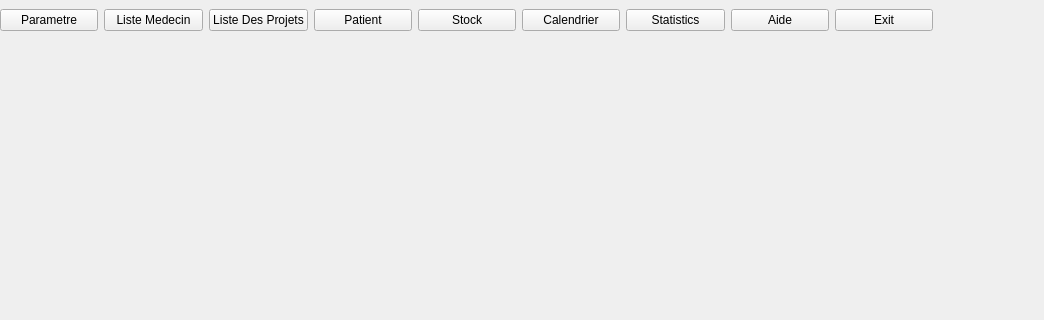
The window that mainwindow.ui (ProjetCPP-S2-2A15/projetcpp2a15-vaccicare) describes before a commit, drawn with Qt 5; both pictures show x 0 to 1044 and y 0 to 320 of the 1196 by 727 pixel window.
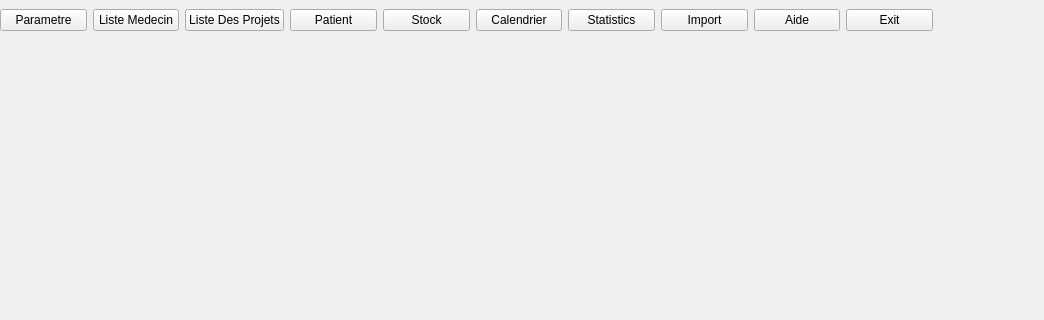
The same window after the commit.

```diff
--- a/mainwindow.ui
+++ b/mainwindow.ui
@@ -73,6 +73,13 @@
        </property>
       </widget>
      </item>
+     <item>
+      <widget class="QPushButton" name="ButtonImport">
+       <property name="text">
+        <string>Import</string>
+       </property>
+      </widget>
+     </item>
      <item>
       <widget class="QPushButton" name="ButtonChat">
        <property name="text">
```
Left out of the diff: 2 changed lines with no effect on the pictures.
